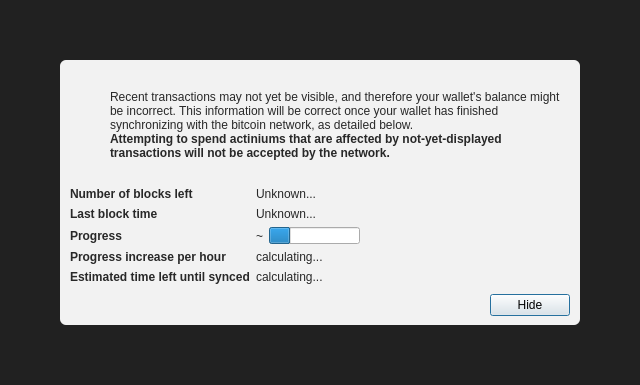
The window that src/qt/forms/modaloverlay.ui (Actinium-project/Actinium-ng) describes before a commit, drawn with Qt 5.
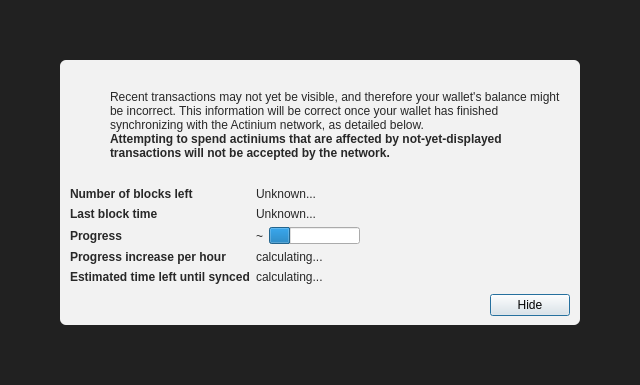
The same window after the commit. Icons and pictures are not drawn. Custom widgets are drawn as their Qt base class.

What changed in the file:
```diff
--- a/src/qt/forms/modaloverlay.ui
+++ b/src/qt/forms/modaloverlay.ui
@@ -130,7 +130,7 @@
              <item>
               <widget class="QLabel" name="infoText">
                <property name="text">
-                <string>Recent transactions may not yet be visible, and therefore your wallet's balance might be incorrect. This information will be correct once your wallet has finished synchronizing with the bitcoin network, as detailed below.</string>
+                <string>Recent transactions may not yet be visible, and therefore your wallet's balance might be incorrect. This information will be correct once your wallet has finished synchronizing with the Actinium network, as detailed below.</string>
                </property>
                <property name="textFormat">
                 <enum>Qt::RichText</enum>
```
